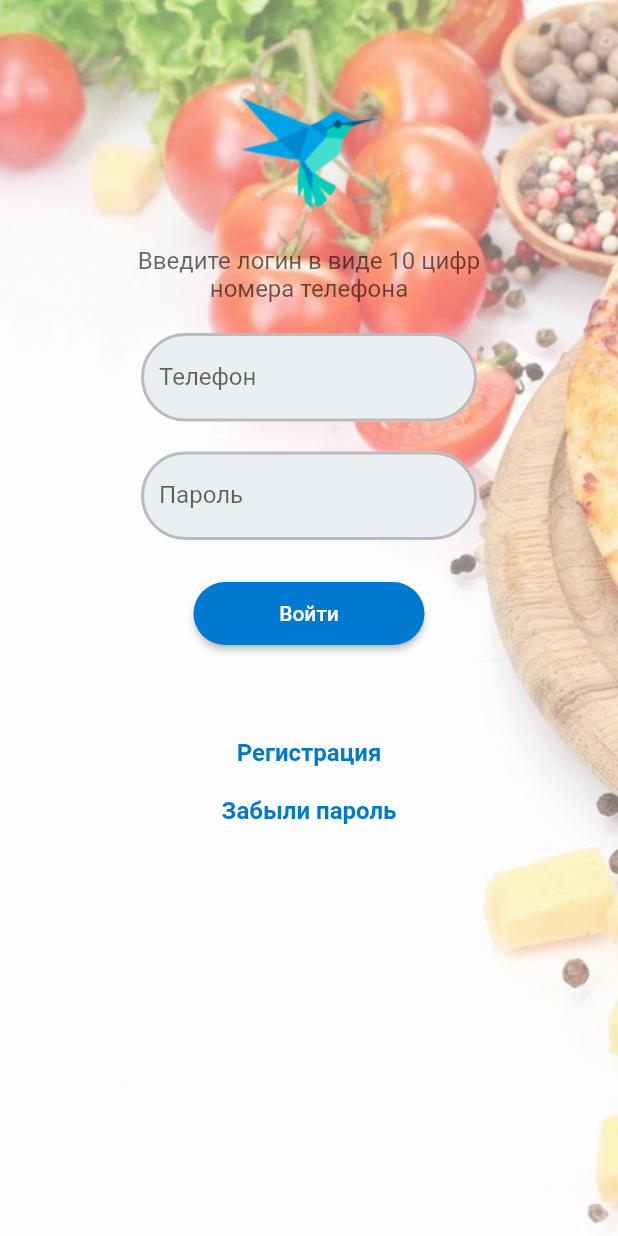
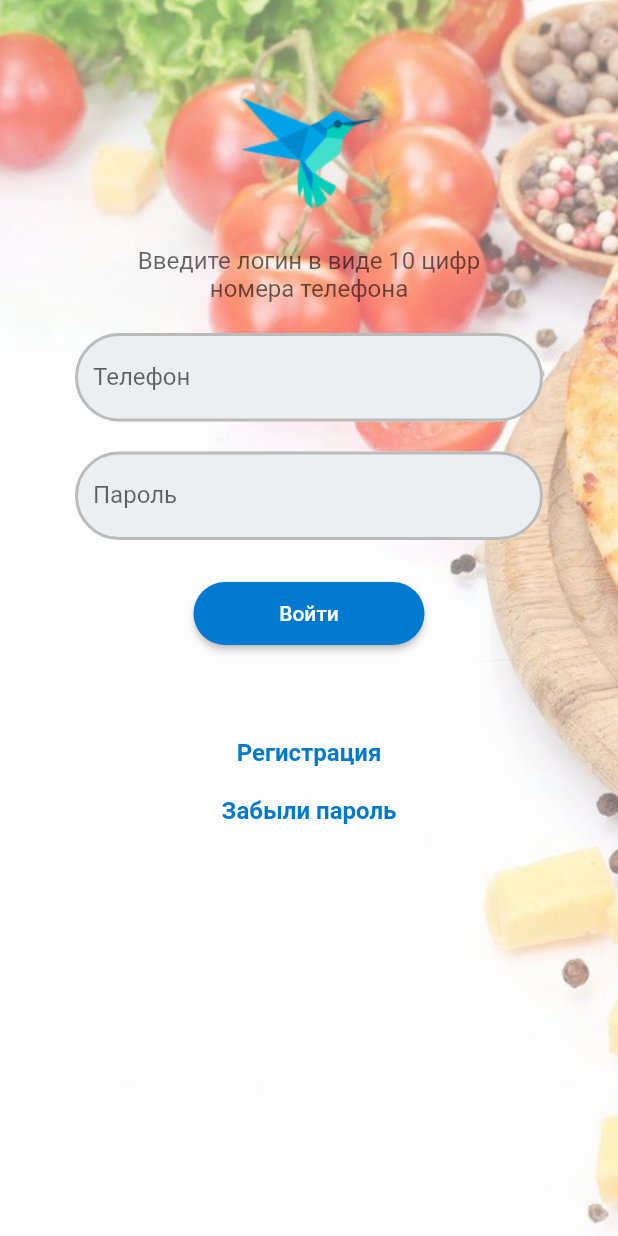
Before and after one commit to iswift-ru/flutter_first_project, a Flutter app: the screen it shows after launch, on a phone screen of 412 x 824 dp. Run offline on Flutter 3.47's test engine with Material 2 defaults, Android fonts, the phone set to English and light mode, and no system bars.

Commit message:
Изменение отступов

```diff
--- a/lib/main.dart
+++ b/lib/main.dart
@@ -33,6 +33,9 @@ class MyApp extends StatelessWidget {
               )
             ),
             width: double.infinity,
+            height: double.infinity,
+            padding: EdgeInsets.symmetric(horizontal: 50),
+            child: SingleChildScrollView(
               child: Column(children: [
                 SizedBox(height: 60,),
                 const SizedBox(width: 110, height: 84, child: Image(image: AssetImage('assets/dart-logo.png'),),),
@@ -42,8 +45,8 @@ class MyApp extends StatelessWidget {
                   textAlign: TextAlign.center,),
 
                 SizedBox(height: 20,),
-              const SizedBox(width: 224,
-                child: TextField(
+                const TextField(
+                  keyboardType: TextInputType.phone,
                   decoration: InputDecoration(
                     filled: true,
                     fillColor: Color(0xFFeceff1),
@@ -52,10 +55,8 @@ class MyApp extends StatelessWidget {
                     labelText: 'Телефон',
                   ),
                 ),
-              ),
                 SizedBox(height: 20,),
-              const SizedBox(width: 224,
-                child: TextField(
+                const TextField(
                   obscureText: true,
                   decoration: InputDecoration(
                     filled: true,
@@ -63,7 +64,6 @@ class MyApp extends StatelessWidget {
                     enabledBorder: borderStyle,
                     focusedBorder: borderStyle,
                     labelText: 'Пароль',
-                  ),
                   ),
                 ),
                 SizedBox(height: 28,),
@@ -84,6 +84,7 @@ class MyApp extends StatelessWidget {
                 InkWell(child: const Text('Забыли пароль', style: linkTextStyle,), onTap: () {},),
               ],
           ),
+            ),
       )),
     );
   }
```
Lines whose indentation alone changed are shown as unchanged.
